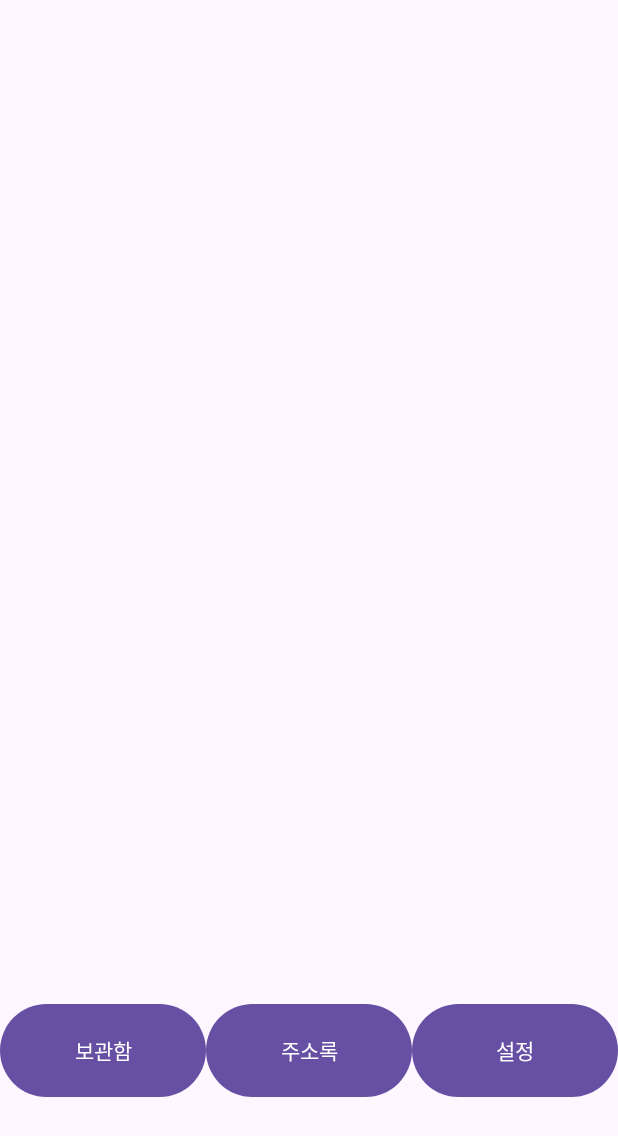
After one commit to melonNamedLove/mailMoaJo, an Android app built with Jetpack Compose: the HomeActivity screen opened directly, with no data from a screen before it, on a phone screen of 412 x 824 dp. The commit adds this screen. Shown: the top 1136 px of the screen. Run offline under Robolectric (Android 15) with nearby library versions, the phone set to English and light mode, and no system bars.

Commit message:
로그인,  이동 구현
웹뷰가 열리지 않는 상황 발생

```diff
--- a/mailmoajo2/app/src/main/java/com/melon/mailmoajo/DaAdapter.kt
+++ b/mailmoajo2/app/src/main/java/com/melon/mailmoajo/DaAdapter.kt
@@ -10,9 +10,9 @@ import androidx.recyclerview.widget.RecyclerView
 class DaAdapter (val d:MutableList<ItemData>):RecyclerView.Adapter<DaAdapter.ViewHolder>(){
     class ViewHolder(var v: View):RecyclerView.ViewHolder(v){
         fun bind(item:ItemData){
-            v.findViewById<ImageView>(R.id.imgimg1)?.setImageResource(item.img)
-            v.findViewById<TextView>(R.id.namename1)?.text=(item.name)
-            v.findViewById<TextView>(R.id.phonephone1)?.text=(item.phone).toString()
+//            v.findViewById<ImageView>(R.id.imgimg1)?.setImageResource(item.img)
+//            v.findViewById<TextView>(R.id.namename1)?.text=(item.name)
+            v.findViewById<TextView>(R.id.mailTV)?.text=(item.mailID).toString()
         }
     }
 
--- /dev/null
+++ b/mailmoajo2/app/src/main/java/com/melon/mailmoajo/HomeActivity.kt
@@ -0,0 +1,12 @@
+package com.melon.mailmoajo
+
+import androidx.appcompat.app.AppCompatActivity
+import android.os.Bundle
+import com.melon.mailmoajo.R
+
+class HomeActivity : AppCompatActivity() {
+    override fun onCreate(savedInstanceState: Bundle?) {
+        super.onCreate(savedInstanceState)
+        setContentView(R.layout.activity_home)
+    }
+}
--- a/mailmoajo2/app/src/main/java/com/melon/mailmoajo/ItemData.kt
+++ b/mailmoajo2/app/src/main/java/com/melon/mailmoajo/ItemData.kt
@@ -1,3 +1,5 @@
 package com.melon.mailmoajo
 
-data class ItemData (val img:Int, val name:String, val phone:String, val num:Int)
+data class ItemData (
+    val mailID:String,
+)
--- a/mailmoajo2/app/src/main/java/com/melon/mailmoajo/token.kt
+++ b/mailmoajo2/app/src/main/java/com/melon/mailmoajo/token.kt
@@ -1,4 +1,6 @@
 package com.melon.mailmoajo
+
+import com.google.gson.annotations.SerializedName
 
 data class token(
     var meow:String?
--- a/mailmoajo2/app/src/main/res/layout/activity_aa.xml
+++ b/mailmoajo2/app/src/main/res/layout/activity_aa.xml
@@ -18,7 +18,7 @@
 
 <LinearLayout xmlns:android="http://schemas.android.com/apk/res/android"
     android:layout_width="400dp"
-    android:layout_height="800dp"
+    android:layout_height="500dp"
     android:orientation="vertical">
 
     <WebView
--- /dev/null
+++ b/mailmoajo2/app/src/main/res/layout/activity_home.xml
@@ -0,0 +1,37 @@
+<?xml version="1.0" encoding="utf-8"?>
+<LinearLayout xmlns:android="http://schemas.android.com/apk/res/android"
+    android:layout_width="match_parent"
+    android:layout_height="match_parent"
+    android:orientation="vertical">
+
+    <LinearLayout
+        android:layout_width="412dp"
+        android:layout_height="665dp"
+        android:orientation="horizontal"
+        >
+
+    </LinearLayout>
+    <LinearLayout
+        android:layout_width="wrap_content"
+        android:layout_height="wrap_content"
+        android:orientation="horizontal"
+        >
+        <Button
+            android:layout_width="137dp"
+            android:layout_height="70dp"
+            android:id="@+id/mailFragBtn"
+            android:text="보관함" />
+        <Button
+            android:layout_width="137dp"
+            android:layout_height="70dp"
+            android:id="@+id/contactFragBtn"
+            android:text="주소록" />
+        <Button
+            android:layout_width="137dp"
+            android:layout_height="70dp"
+            android:id="@+id/settingsFragBtn"
+            android:text="설정" />
+
+    </LinearLayout>
+
+</LinearLayout>
```
Also changed, not shown: mailmoajo2/app/src/main/AndroidManifest.xml (+6 -3 lines), mailmoajo2/app/src/main/java/com/melon/mailmoajo/MainActivity.kt (+37 -9 lines), mailmoajo2/app/src/main/java/com/melon/mailmoajo/PostResult.kt (added, +26 -0 lines), mailmoajo2/app/src/main/java/com/melon/mailmoajo/RecyclerViewActivity.kt (+32 -31 lines), mailmoajo2/app/src/main/java/com/melon/mailmoajo/RetrofitTest.kt (added, +11 -0 lines), mailmoajo2/app/src/main/java/com/melon/mailmoajo/x/MywebviewActivity.kt (+29 -29 lines), mailmoajo2/app/src/main/res/layout/activity_mywebview.xml (deleted, +0 -12 lines), mailmoajo2/app/src/main/res/layout/view_holder.xml (+6 -12 lines).
